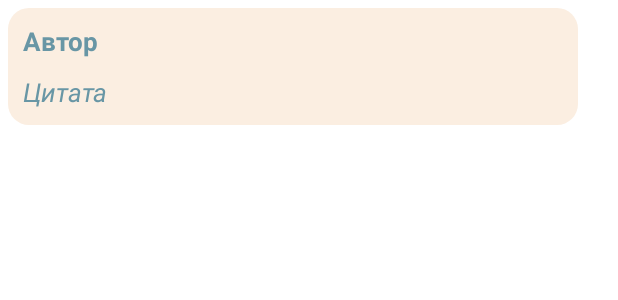
After one commit to MSagGik/ExampleRestApiProject, an Android app: the layout item_quotes.xml on its own in the app's theme, with its tools: preview values and no code run, on a phone screen of 412 x 824 dp. The commit adds this screen. Shown: the top 300 px of the screen. Run offline under Robolectric (Android 15) with nearby library versions, the phone set to English and light mode, and no system bars.

Commit message:
Commit 220723 update 1

```diff
--- /dev/null
+++ b/app/src/main/res/drawable/shape_quotes.xml
@@ -0,0 +1,9 @@
+<?xml version="1.0" encoding="utf-8"?>
+<selector xmlns:android="http://schemas.android.com/apk/res/android">
+    <item> <!--Элемент списка-->
+        <shape android:shape="rectangle"> <!--Форма-->
+            <solid android:color="#FBEEE1"/> <!--Цвет фона-->
+            <corners android:radius="14dp"/> <!--Скругление углов-->
+        </shape>
+    </item>
+</selector>
--- /dev/null
+++ b/app/src/main/res/layout/item_quotes.xml
@@ -0,0 +1,38 @@
+<?xml version="1.0" encoding="utf-8"?>
+<androidx.constraintlayout.widget.ConstraintLayout xmlns:android="http://schemas.android.com/apk/res/android"
+    xmlns:app="http://schemas.android.com/apk/res-auto"
+    android:layout_width="380dp"
+    android:layout_height="wrap_content"
+    android:layout_margin="5dp"
+    android:background="@drawable/shape_quotes">
+
+    <TextView
+        android:id="@+id/authorQuotes"
+        android:layout_width="360dp"
+        android:layout_height="wrap_content"
+        android:hint="@string/author_hint"
+        android:textStyle="bold"
+        android:textSize="17sp"
+        android:textColor="#FF107B9C"
+        android:textColorHint="#6896A5"
+        android:layout_marginTop="10dp"
+        android:layout_marginStart="10dp"
+        app:layout_constraintStart_toStartOf="parent"
+        app:layout_constraintTop_toTopOf="parent" />
+
+    <TextView
+        android:id="@+id/textQuotes"
+        android:layout_width="360dp"
+        android:layout_height="wrap_content"
+        android:layout_marginStart="10dp"
+        android:layout_marginTop="10dp"
+        android:layout_marginBottom="10dp"
+        android:hint="@string/text_quotes_hint"
+        android:textColor="#FF107B9C"
+        android:textColorHint="#6896A5"
+        android:textSize="17sp"
+        android:textStyle="italic"
+        app:layout_constraintBottom_toBottomOf="parent"
+        app:layout_constraintStart_toStartOf="parent"
+        app:layout_constraintTop_toBottomOf="@+id/authorQuotes" />
+</androidx.constraintlayout.widget.ConstraintLayout>
--- a/app/src/main/res/values/strings.xml
+++ b/app/src/main/res/values/strings.xml
@@ -10,4 +10,6 @@
     <string name="menu_quotes">Цитаты</string>
     <string name="menu_products">Продукты</string>
     <string name="menu_settings">Настройки</string>
+    <string name="author_hint">Автор</string>
+    <string name="text_quotes_hint">Цитата</string>
 </resources>
```
Also changed, not shown: app/build.gradle (+8 -3 lines), app/src/main/java/com/msaggik/examplerestapiproject/model/Quote.java (added, +37 -0 lines), app/src/main/java/com/msaggik/examplerestapiproject/network/HttpsHelper.java (added, +74 -0 lines), app/src/main/java/com/msaggik/examplerestapiproject/view/fragments/QuotesFragment.java (+35 -16 lines), app/src/main/java/com/msaggik/examplerestapiproject/viewmodel/adapters/AdapterQuotes.java (added, +61 -0 lines), app/src/main/java/com/msaggik/examplerestapiproject/viewmodel/fragments/QuotesViewModel.java (deleted, +0 -19 lines), app/src/main/res/layout/fragment_quotes.xml (+4 -12 lines).
